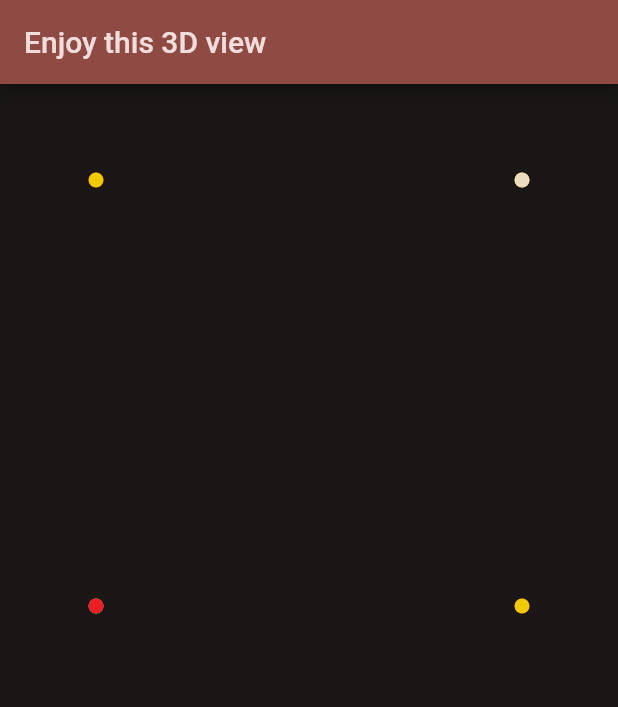
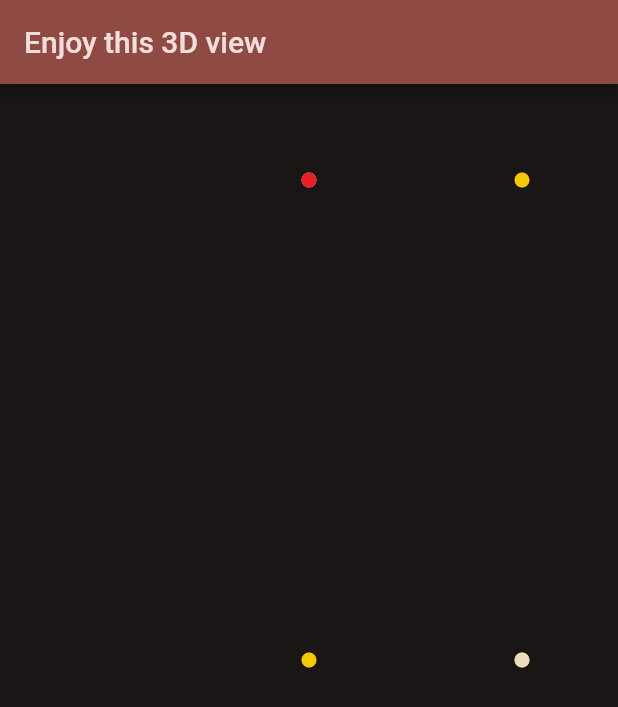
Before and after one commit to filiph/observable_flutter_cube, a Flutter app: the screen it shows after launch, on a phone screen of 412 x 824 dp. Shown: the top 707 px of the screen. Run offline on Flutter 3.47's test engine with Material 2 defaults, Android fonts, the phone set to English and light mode, and no system bars.

Commit message:
Simplify `project()`

```diff
--- a/lib/renderer/project.dart
+++ b/lib/renderer/project.dart
@@ -1,15 +1,8 @@
-import 'dart:math';
-import 'dart:ui';
-
 import 'package:vector_math/vector_math_64.dart';
 
-Vector2 project(Vector3 point, Size size) {
+Vector2 project(Vector3 point) {
   var x = point.x;
   var y = point.y;
 
-  var scale = min(size.width, size.height);
-
-  var xProjected = x * scale;
-  var yProjected = y * scale;
-  return Vector2(xProjected, yProjected);
+  return Vector2(x, y);
 }
```
Also changed, not shown: lib/renderer/view_3d.dart (+6 -6 lines).
